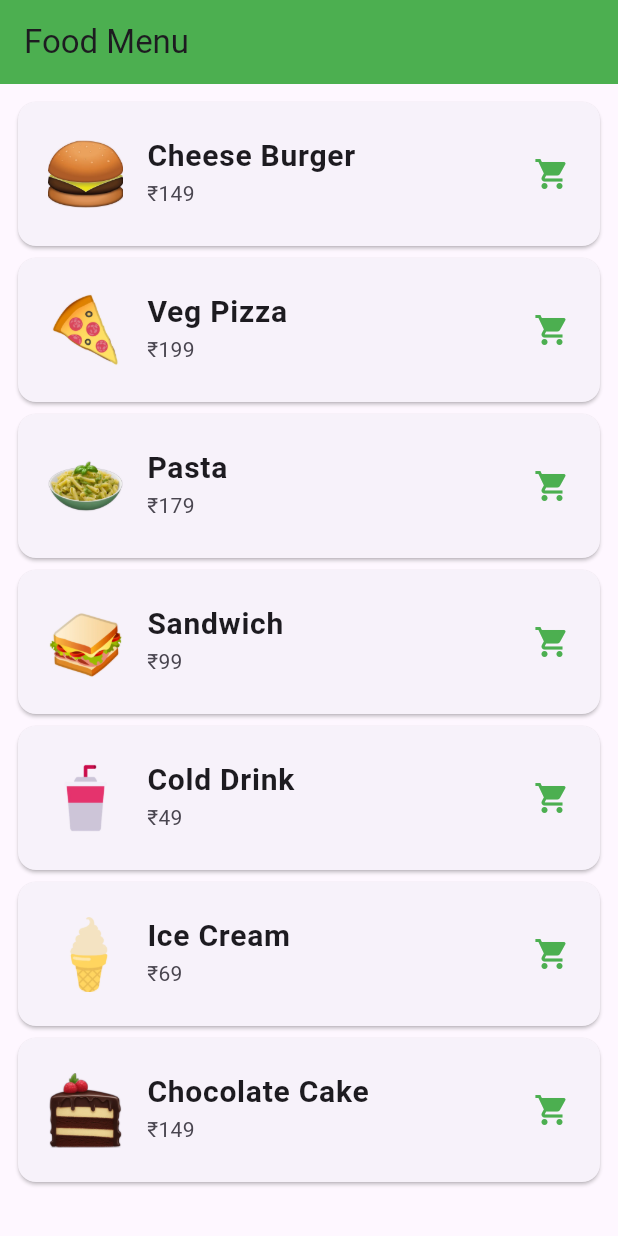
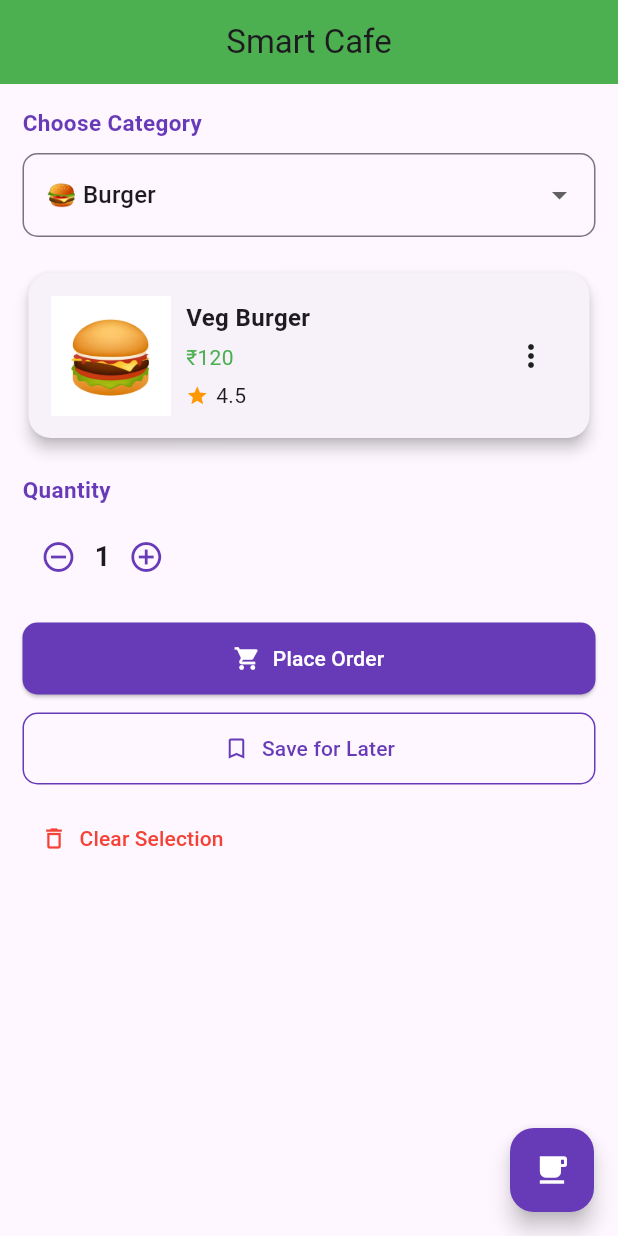
Before and after one commit to shivadixt/Jovac, a Flutter app: the screen it shows after launch, on a phone screen of 412 x 824 dp. Run offline on Flutter 3.47's test engine with Material 3 defaults, Android fonts, the light colour scheme and no system bars.

Commit message:
added cafe_ordering_screen

```diff
--- a/jovacapp/lib/main.dart
+++ b/jovacapp/lib/main.dart
@@ -5,6 +5,7 @@ import 'package:jovacapp/screens/food_menu.dart';
 //import 'screens/Image_card.dart';
 //import 'screens/stack_widget.dart';
 import 'screens/food_menu.dart';
+import 'screens/cafe_ordering_screen.dart';
 void main() {
   runApp(const MyApp());
 }
@@ -20,7 +21,8 @@ class MyApp extends StatelessWidget {
       //home: const ProfileScreen(),
       //home: const ImageCard(),
       //home: const StackWidget(),
-      home: const FoodMenu(),
+      //home: const FoodMenu(),
+      home: CafeOrderingScreen(),
     );
   }
 }
--- /dev/null
+++ b/jovacapp/lib/screens/cafe_ordering_screen.dart
@@ -0,0 +1,327 @@
+import 'package:flutter/material.dart';
+
+class CafeOrderingScreen extends StatefulWidget {
+  const CafeOrderingScreen({super.key});
+
+  @override
+  State<CafeOrderingScreen> createState() => _CafeOrderingScreen();
+}
+
+class _CafeOrderingScreen extends State<CafeOrderingScreen> {
+  String selected = "Burger";
+  int quantity = 1;
+
+  final Map<String, Map<String, String>> menu = {
+    "Burger": {
+      "name": "Veg Burger",
+      "price": "₹120",
+      "rating": "4.5",
+      "image": "assets/images/burger-emoji-vector-design.webp",
+    },
+    "Pizza": {
+      "name": "Veg Pizza",
+      "price": "₹199",
+      "rating": "4.7",
+      "image": "assets/images/pizza_1f355.webp",
+    },
+    "Cake": {
+      "name": "Chocolate Cake",
+      "price": "₹150",
+      "rating": "4.8",
+      "image": "assets/images/cake.webp",
+    },
+    "Coffee": {
+      "name": "Cold Coffee",
+      "price": "₹99",
+      "rating": "4.4",
+      "image": "assets/images/drink.webp",
+    },
+  };
+
+  @override
+  Widget build(BuildContext context) {
+    void showSpecialDialog() {
+      showDialog(
+        context: context,
+        builder: (context) {
+          return AlertDialog(
+            shape: RoundedRectangleBorder(
+              borderRadius: BorderRadius.circular(15),
+            ),
+            title: const Row(
+              children: [
+                Text("🎉 ", style: TextStyle(fontSize: 20)),
+                Text(
+                  "Today's Special",
+                  style: TextStyle(color: Colors.deepPurple),
+                ),
+              ],
+            ),
+            content: const Text("Veg Burger\n₹99"),
+            actions: [
+              TextButton(
+                onPressed: () {
+                  Navigator.pop(context); // closes the dialog
+                },
+                child: const Text("Close"),
+              ),
+            ],
+          );
+        },
+      );
+    }
+
+    return Scaffold(
+      appBar: AppBar(
+        centerTitle: true,
+        title: const Text("Smart Cafe"),
+        backgroundColor: Colors.green,
+      ),
+      floatingActionButton: FloatingActionButton(
+        backgroundColor: Colors.deepPurple,
+        onPressed: () {
+          showSpecialDialog();
+        },
+        child: const Icon(Icons.local_cafe, color: Colors.white),
+      ),
+      body: Padding(
+        padding: const EdgeInsets.all(15),
+        child: SingleChildScrollView(
+          child: Column(
+            crossAxisAlignment: CrossAxisAlignment.start,
+            children: [
+              const Text(
+                "Choose Category",
+                style: TextStyle(
+                  fontSize: 15,
+                  fontWeight: FontWeight.bold,
+                  color: Colors.deepPurple,
+                ),
+              ),
+              const SizedBox(height: 10),
+
+              // Dropdown
+              DropdownButtonFormField<String>(
+                value: selected,
+                decoration: InputDecoration(
+                  border: OutlineInputBorder(
+                    borderRadius: BorderRadius.circular(10),
+                  ),
+                ),
+                items: const [
+                  DropdownMenuItem(value: "Burger", child: Text("🍔 Burger")),
+                  DropdownMenuItem(value: "Pizza", child: Text("🍕 Pizza")),
+                  DropdownMenuItem(value: "Cake", child: Text("🎂 Cake")),
+                  DropdownMenuItem(value: "Coffee", child: Text("☕ Coffee")),
+                ],
+                onChanged: (value) {
+                  setState(() {
+                    selected = value!;
+                  });
+                },
+              ),
+
+              const SizedBox(height: 20),
+
+              // Food Card
+              Card(
+                elevation: 4,
+                shape: RoundedRectangleBorder(
+                  borderRadius: BorderRadius.circular(15),
+                ),
+                child: Padding(
+                  padding: const EdgeInsets.all(15),
+                  child: Row(
+                    children: [
+                      Image.asset(
+                        menu[selected]!["image"]!,
+                        width: 80,
+                        height: 80,
+                        fit: BoxFit.cover,
+                      ),
+
+                      const SizedBox(width: 10),
+
+                      Expanded(
+                        child: Column(
+                          crossAxisAlignment: CrossAxisAlignment.start,
+                          children: [
+                            Text(
+                              menu[selected]!["name"]!,
+                              style: const TextStyle(
+                                fontSize: 16,
+                                fontWeight: FontWeight.bold,
+                              ),
+                            ),
+
+                            const SizedBox(height: 5),
+
+                            Text(
+                              menu[selected]!["price"]!,
+                              style: const TextStyle(
+                                fontSize: 14,
+                                color: Colors.green,
+                              ),
+                            ),
+
+                            const SizedBox(height: 5),
+
+                            Row(
+                              children: [
+                                const Icon(
+                                  Icons.star,
+                                  color: Colors.orange,
+                                  size: 15,
+                                ),
+                                const SizedBox(width: 5),
+                                Text(menu[selected]!["rating"]!),
+                              ],
+                            ),
+                          ],
+                        ),
+                      ),
+
+                      PopupMenuButton<String>(
+                        onSelected: (value) {
+                          ScaffoldMessenger.of(
+                            context,
+                          ).showSnackBar(SnackBar(content: Text(value)));
+                        },
+                        itemBuilder: (context) => const [
+                          PopupMenuItem(
+                            value: "Add Cheese",
+                            child: Text("Add Cheese"),
+                          ),
+                          PopupMenuItem(
+                            value: "Extra Sauce",
+                            child: Text("Extra Sauce"),
+                          ),
+                          PopupMenuItem(
+                            value: "View Nutrition",
+                            child: Text("View Nutrition"),
+                          ),
+                          PopupMenuItem(
+                            value: "Share Item",
+                            child: Text("Share Item"),
+                          ),
+                        ],
+                      ),
+                    ],
+                  ),
+                ),
+              ),
+              const SizedBox(height: 20),
+
+              const Text(
+                "Quantity",
+                style: TextStyle(
+                  fontSize: 15,
+                  fontWeight: FontWeight.bold,
+                  color: Colors.deepPurple,
+                ),
+              ),
+              const SizedBox(height: 10),
+
+              Row(
+                children: [
+                  IconButton(
+                    onPressed: () {
+                      setState(() {
+                        if (quantity > 1) quantity--; // don't go below 1
+                      });
+                    },
+                    icon: const Icon(Icons.remove_circle_outline),
+                    color: Colors.deepPurple,
+                  ),
+                  Text(
+                    "$quantity",
+                    style: const TextStyle(
+                      fontSize: 18,
+                      fontWeight: FontWeight.bold,
+                    ),
+                  ),
+                  IconButton(
+                    onPressed: () {
+                      setState(() {
+                        quantity++;
+                      });
+                    },
+                    icon: const Icon(Icons.add_circle_outline),
+                    color: Colors.deepPurple,
+                  ),
+                ],
+              ),
+              const SizedBox(height: 20),
+              SizedBox(
+                width: double.infinity, // makes button stretch full width
+                child: ElevatedButton.icon(
+                  onPressed: () {
+                    ScaffoldMessenger.of(context).showSnackBar(
+                      SnackBar(
+                        content: Text(
+                          "Order Placed: ${menu[selected]!["name"]} x$quantity",
+                        ),
+                        backgroundColor: Colors.green,
+                      ),
+                    );
+                  },
+                  icon: const Icon(Icons.shopping_cart),
+                  label: const Text("Place Order"),
+                  style: ElevatedButton.styleFrom(
+                    backgroundColor: Colors.deepPurple,
+                    foregroundColor: Colors.white,
+                    padding: const EdgeInsets.symmetric(vertical: 14),
+                    shape: RoundedRectangleBorder(
+                      borderRadius: BorderRadius.circular(10),
+                    ),
+                  ),
+                ),
+              ),
+              const SizedBox(height: 12),
+
+              SizedBox(
+                width: double.infinity,
+                child: OutlinedButton.icon(
+                  onPressed: () {
+                    ScaffoldMessenger.of(context).showSnackBar(
+                      SnackBar(
+                        content: Text(
+                          "${menu[selected]!["name"]} saved for later",
+                        ),
+                      ),
+                    );
+                  },
+                  icon: const Icon(Icons.bookmark_border),
+                  label: const Text("Save for Later"),
+                  style: OutlinedButton.styleFrom(
+                    foregroundColor: Colors.deepPurple,
+                    side: const BorderSide(color: Colors.deepPurple),
+                    padding: const EdgeInsets.symmetric(vertical: 14),
+                    shape: RoundedRectangleBorder(
+                      borderRadius: BorderRadius.circular(10),
+                    ),
+                  ),
+                ),
+              ),
+              const SizedBox(height: 12),
+
+              TextButton.icon(
+                onPressed: () {
+                  setState(() {
+                    selected = "Burger"; // reset to default
+                    quantity = 1; // reset quantity too
+                  });
+                },
+                icon: const Icon(Icons.delete_outline, color: Colors.red),
+                label: const Text(
+                  "Clear Selection",
+                  style: TextStyle(color: Colors.red),
+                ),
+              ),
+            ],
+          ),
+        ),
+      ),
+    );
+  }
+}
```
